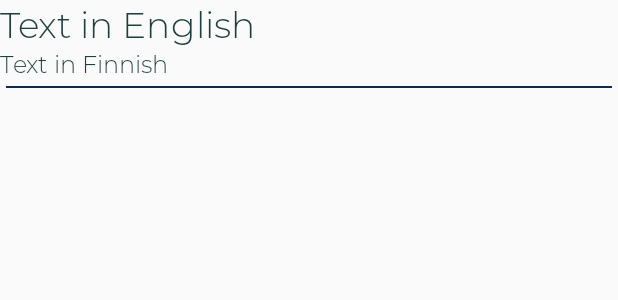
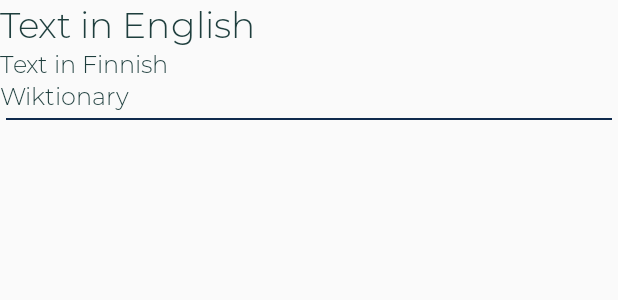
Before and after one commit to KlenJavor/FingulariumKotlin, an Android app: the layout item_vocabulary.xml on its own in the app's theme, with its tools: preview values and no code run, on a phone screen of 412 x 824 dp. Shown: the top 300 px of the screen. Run offline under Robolectric (Android 15) with nearby library versions, the phone set to English and light mode, and no system bars; network calls fail.

Commit message:
Results to RecyclerView

```diff
--- a/app/src/main/java/com/example/fingularium/data/TopicsSingleton.kt
+++ b/app/src/main/java/com/example/fingularium/data/TopicsSingleton.kt
@@ -15,8 +15,6 @@ object TopicsSingleton  {
         return topics[i]
     }
 
-
-
     init {
         topics.add(TopicsItem("Uudenvuodenpuhe", 1919, 15, "President of the Republic Sauli Niinistö’s New Year’s Speech 2020\n", "Tasavallan presidentin uudenvuodenpuhe 2020", "uudenvuodenpuhe"))
         topics.add(TopicsItem("Maamme", 1931, 5, "Maamme -  Finland's national anthem", "Maamme -   Suomen kansallislaulu", "maamme"))
--- a/app/src/main/res/layout/activity_results.xml
+++ b/app/src/main/res/layout/activity_results.xml
@@ -28,7 +28,7 @@
         app:layout_constraintStart_toStartOf="parent"
         app:layout_constraintTop_toBottomOf="@+id/nameTextView" />
 
-    <ListView
+    <androidx.recyclerview.widget.RecyclerView
         android:id="@+id/itemResultsView"
         android:layout_width="match_parent"
         android:layout_height="match_parent"
--- a/app/src/main/res/layout/item_vocabulary.xml
+++ b/app/src/main/res/layout/item_vocabulary.xml
@@ -24,6 +24,15 @@
         android:textSize="16sp"
         app:fontFamily="@font/montserrat_light" />
 
+    <TextView
+        android:id="@+id/wiki"
+        android:layout_width="match_parent"
+        android:layout_height="wrap_content"
+        android:textColor="@color/thinfont"
+        android:textSize="16sp"
+        app:fontFamily="@font/montserrat_light"
+        android:text="@string/wiktionary" />
+
     <View
         android:id="@+id/divider2"
         android:layout_width="match_parent"
--- a/app/src/main/res/values/strings.xml
+++ b/app/src/main/res/values/strings.xml
@@ -13,4 +13,5 @@
     <string name="total_time">6:12</string>
     <string name="statistics">Statistics</string>
     <string name="quiz_results">Quiz results</string>
+    <string name="wiktionary">Wiktionary</string>
 </resources>
```
Also changed, not shown: app/src/main/java/com/example/fingularium/adapters/ResultsAdapter.kt (+4 -11 lines), app/src/main/java/com/example/fingularium/adapters/VocabularyAdapter.kt (+15 -0 lines), app/src/main/java/com/example/fingularium/data/ResultsSingleton.kt (+1 -11 lines), app/src/main/java/com/example/fingularium/view/QuizActivity.kt (+12 -12 lines), app/src/main/java/com/example/fingularium/view/ResultsActivity.kt (+3 -7 lines).
